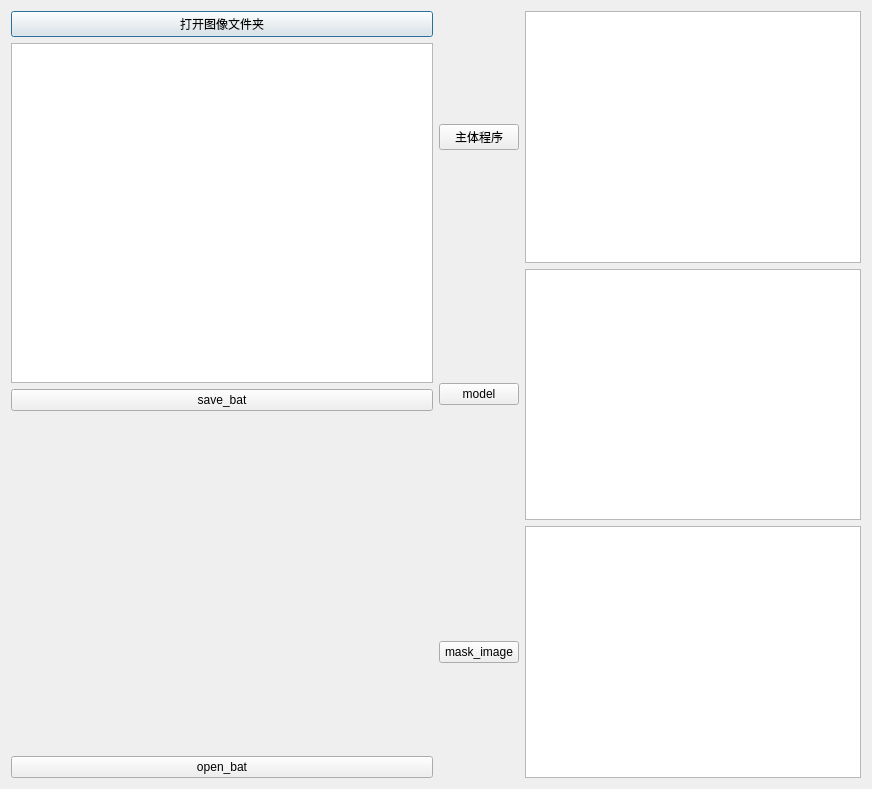
First picture: the form in generate_mask_bat/dialog.ui, repository xiao110xy/qt_project, before the edit.
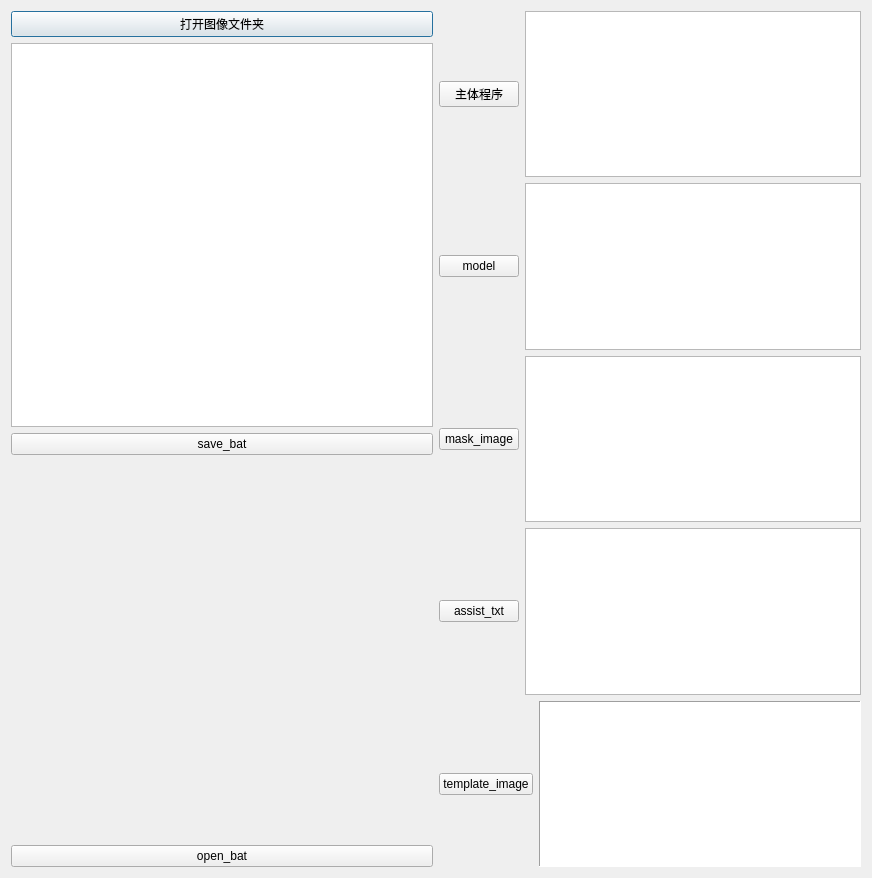
Second picture: the form after the edit.

The edit to the form file:
```diff
--- a/generate_mask_bat/dialog.ui
+++ b/generate_mask_bat/dialog.ui
@@ -7,7 +7,7 @@
     <x>0</x>
     <y>0</y>
     <width>872</width>
-    <height>789</height>
+    <height>878</height>
    </rect>
   </property>
   <property name="windowTitle">
@@ -102,6 +102,38 @@
        </item>
       </layout>
      </item>
+     <item>
+      <layout class="QHBoxLayout" name="horizontalLayout_11">
+       <item>
+        <widget class="QPushButton" name="assist_txt">
+         <property name="text">
+          <string>assist_txt</string>
+         </property>
+        </widget>
+       </item>
+       <item>
+        <widget class="QTextEdit" name="textEdit_assist_txt"/>
+       </item>
+      </layout>
+     </item>
+     <item>
+      <layout class="QHBoxLayout" name="horizontalLayout_12">
+       <item>
+        <widget class="QPushButton" name="template_image">
+         <property name="text">
+          <string>template_image</string>
+         </property>
+        </widget>
+       </item>
+       <item>
+        <widget class="QTextEdit" name="textEdit_template_image">
+         <property name="frameShape">
+          <enum>QFrame::Panel</enum>
+         </property>
+        </widget>
+       </item>
+      </layout>
+     </item>
     </layout>
    </item>
   </layout>
```
Left out of the diff: 9 changed lines with no effect on the pictures.
